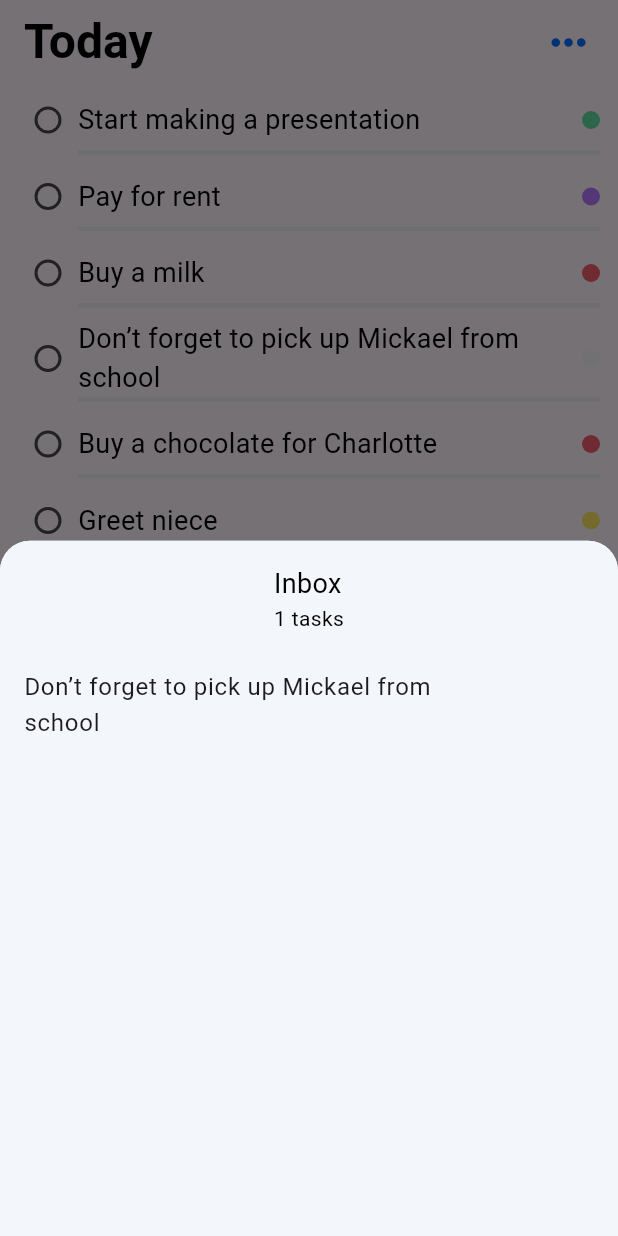
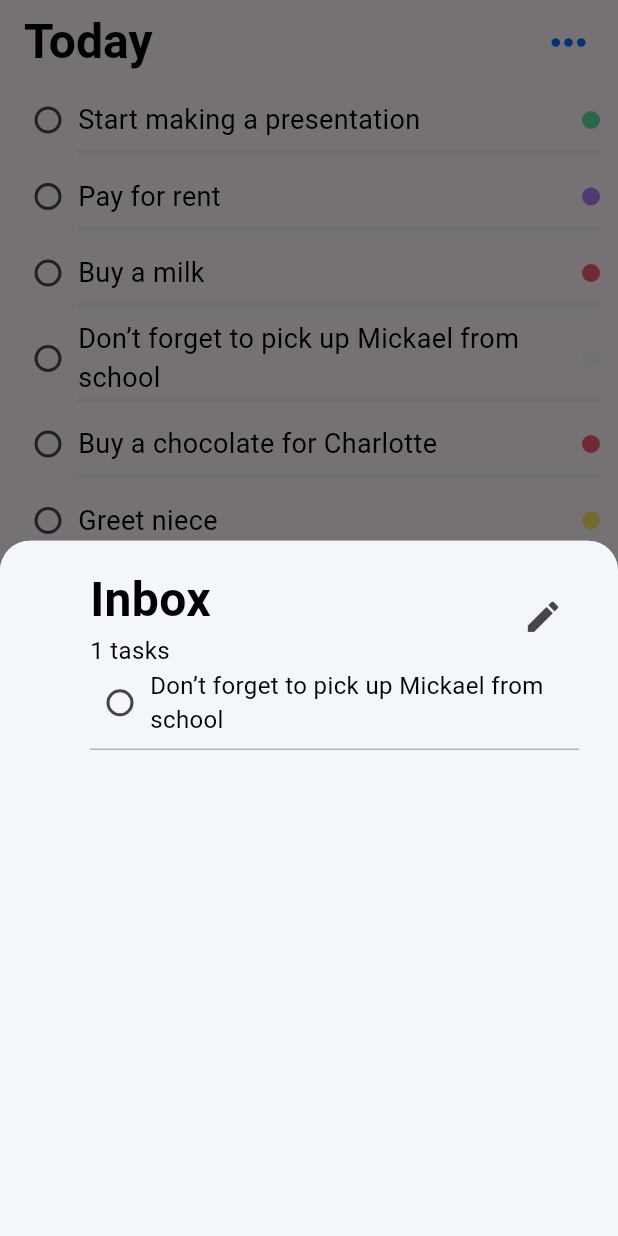
Before and after one commit to BekirovaMavile/tasker_todo_flutter, a Flutter app: the screen it shows after launch, after a tap on "Inbox", on a phone screen of 412 x 824 dp. Run offline on Flutter 3.47's test engine with Material 3 defaults, Android fonts, the phone set to English and light mode, and no system bars; our stand-ins replace hive, hive_flutter; accounts and stored records are empty.

```diff
--- /dev/null
+++ b/lib/data/models/list.dart
@@ -0,0 +1,14 @@
+import 'package:flutter/material.dart';
+import 'package:hive/hive.dart';
+
+part 'list.g.dart';
+
+@HiveType(typeId : 1)
+
+class List{
+  @HiveField(0)
+  String name;
+  Color color;
+
+  List({required this.name, required this.color});
+}
--- a/lib/data/models/task.dart
+++ b/lib/data/models/task.dart
@@ -4,6 +4,7 @@ class Task {
   final String content;
   final TaskCategory category;
   bool isCompleted;
+  bool isCompletedBottom;
 
-  Task(this.content, this.category, {this.isCompleted = false});
+  Task(this.content, this.category, {this.isCompleted = false, this.isCompletedBottom = false});
 }
--- a/lib/main.dart
+++ b/lib/main.dart
@@ -1,8 +1,11 @@
 import 'package:flutter/material.dart';
+import 'package:hive_flutter/hive_flutter.dart';
 import 'package:todo_app_flutter/ui/screens/list_screen.dart';
 import 'package:todo_app_flutter/ui_kit/_ui_kit.dart';
 
-void main() {
+void main() async {
+  WidgetsFlutterBinding.ensureInitialized();
+  await Hive.initFlutter();
   runApp(const MyApp());
 }
 
--- a/lib/ui/screens/list_screen.dart
+++ b/lib/ui/screens/list_screen.dart
@@ -121,52 +121,87 @@ class _ListScreenState extends State<ListScreen> {
   void _showCategoryDetails(TaskCategory category) {
     showModalBottomSheet(
       context: context,
-      shape: RoundedRectangleBorder(
+      shape: const RoundedRectangleBorder(
         borderRadius: BorderRadius.vertical(top: Radius.circular(20.0)),
       ),
       builder: (BuildContext context) {
         return Container(
           decoration: BoxDecoration(
             color: ToDoState().getCategoryColor(category),
-            borderRadius: BorderRadius.vertical(top: Radius.circular(20.0)),
+            borderRadius: const BorderRadius.vertical(top: Radius.circular(20.0)),
           ),
+          child: Padding(
+            padding: const EdgeInsets.only(left: 60, top: 16, bottom: 10, right: 26),
             child: Column(
               children: [
-              // Display category name and task count
-              Padding(
-                padding: const EdgeInsets.all(16.0),
-                child: Column(
+                Row(
+                  children: [
+                    Column(
                       crossAxisAlignment: CrossAxisAlignment.start,
                       children: [
                         Text(
                           ToDoState().getCategoryName(category).toCapital,
-                      style: AppTextStyle.h2Style.copyWith(color: Colors.black),
+                          style: AppTextStyle.h1Style.copyWith(color: Colors.black),
                         ),
                         Text(
                           "${ToDoState().getTaskCount(category)} tasks",
-                      style: AppTextStyle.h5Style.copyWith(color: Colors.black),
+                          style: AppTextStyle.h3Style.copyWith(color: Colors.black),
                         ),
                       ],
                     ),
+                    const Spacer(),
+                    IconButton(
+                      icon: const Icon(Icons.create, size: 27,),
+                      onPressed: () {},
+                    )
+                  ],
                 ),
                 Expanded(
                   child: ListView.builder(
                     itemCount: tasks.length,
                     itemBuilder: (context, index) {
                       if (tasks[index].category == category) {
-                      return ListTile(
-                        title: Text(tasks[index].content),
+                        return Column(
+                          children: [
+                            Row(
+                              children: [
+                                Checkbox(
+                                  value: tasks[index].isCompletedBottom,
+                                  shape: const CircleBorder(),
+                                  onChanged: (value) {
+                                    setState(() {
+                                      tasks[index].isCompletedBottom = value ?? false;
+                                    });
+                                  },
+                                  visualDensity: VisualDensity.adaptivePlatformDensity,
+                                  materialTapTargetSize: MaterialTapTargetSize.shrinkWrap,
+                                ),
+                                Text(tasks[index].content, style: AppTextStyle.h3Style.copyWith(color: Colors.black)),
+                              ],
+                            ),
+                            const Divider(color: Colors.black26,)
+                          ],
                         );
                       } else {
-                      return SizedBox.shrink();
+                        return const SizedBox.shrink();
                       }
                     },
                   ),
                 ),
               ],
             ),
+          ),
         );
       },
     );
   }
 }
+
+class _ListFormWidgetBody extends StatelessWidget {
+  const _ListFormWidgetBody({super.key});
+
+  @override
+  Widget build(BuildContext context) {
+    return const Placeholder();
+  }
+}
--- a/pubspec.yaml
+++ b/pubspec.yaml
@@ -30,6 +30,8 @@ environment:
 dependencies:
   flutter:
     sdk: flutter
+  hive: ^2.2.3
+  hive_flutter: ^1.1.0
 #  rive: 0.11.11
 
 
@@ -40,6 +42,8 @@ dependencies:
 dev_dependencies:
   flutter_test:
     sdk: flutter
+  hive_generator: ^2.0.1
+  build_runner: ^2.4.8
 
   # The "flutter_lints" package below contains a set of recommended lints to
   # encourage good coding practices. The lint set provided by the package is
```
Also changed, not shown: lib/model/list_widget_model.dart (added, +38 -0 lines), lib/ui/screens/new_list_screen.dart (added, +78 -0 lines), lib/ui/widgets/floating_action_button.dart (+3 -5 lines), lib/data/models/list.g.dart (added), lib/ui/screens/new_task_screen.dart (renamed from lib/ui/screens/new_screen.dart), pubspec.lock, 7 other files. Lines whose indentation alone changed are shown as unchanged.
